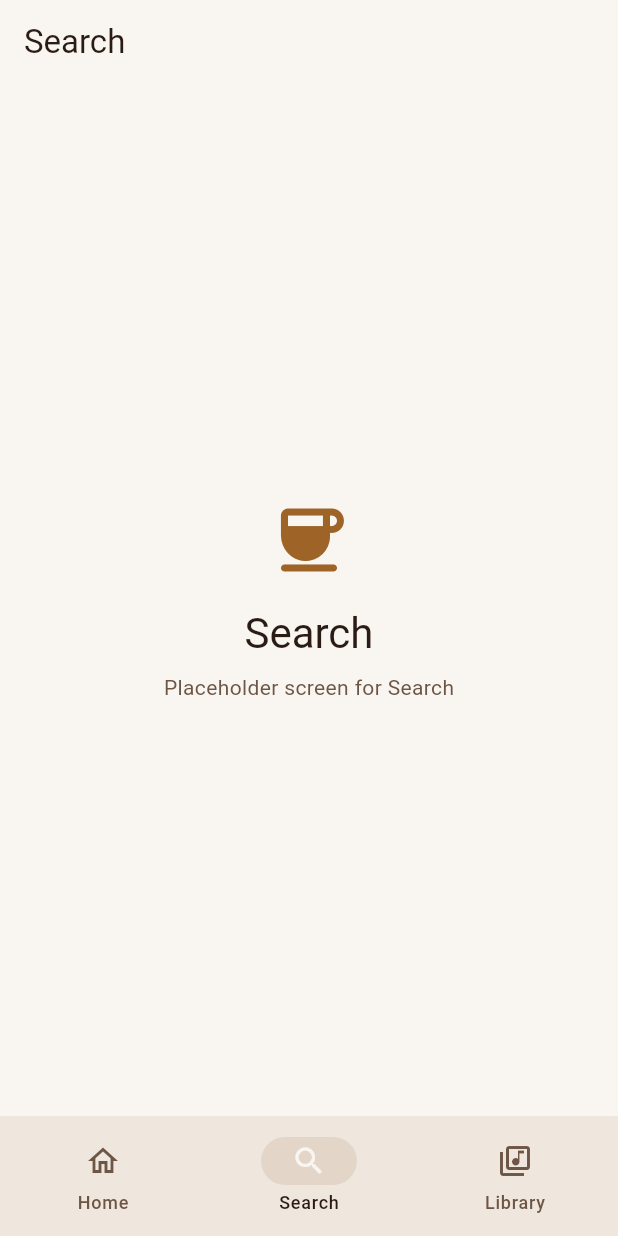
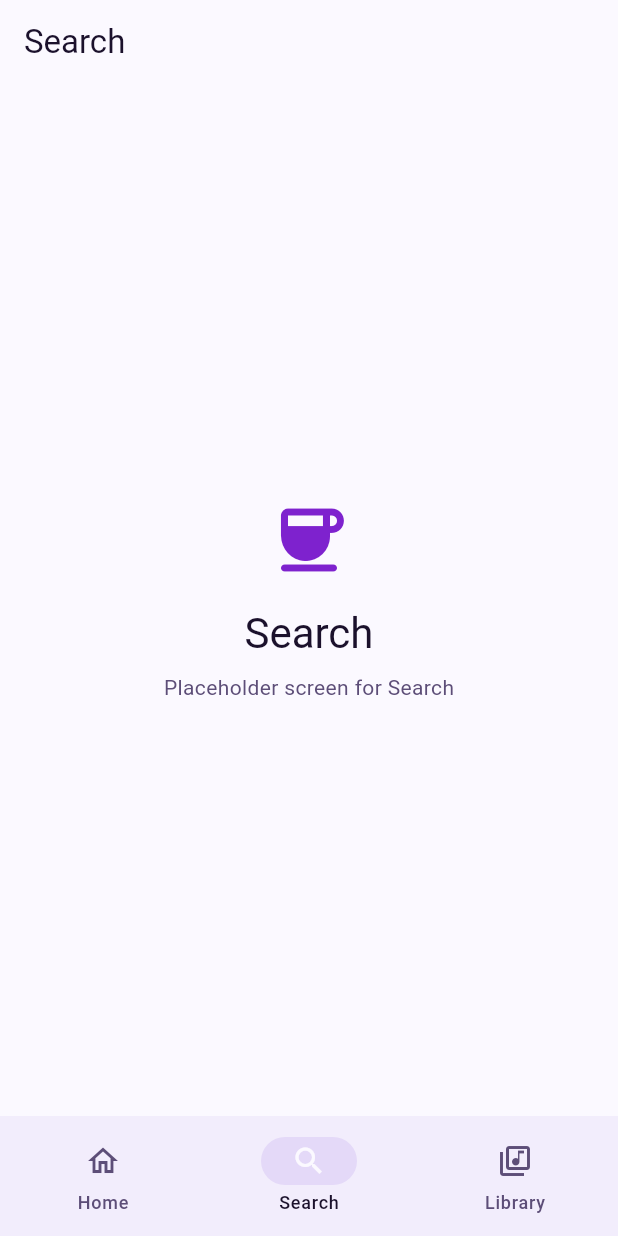
Before and after one commit to SaisreenathV/Mocha, a Flutter app: the screen it shows after launch, item 2 of the bottom bar chosen, on a phone screen of 412 x 824 dp. Run offline on Flutter 3.47's test engine with Material 3 defaults, Android fonts, the phone set to English and light mode, and no system bars; our stand-ins replace audio_service, drift, file_picker, flutter_riverpod, go_router, permission_handler; missing offline and left inert: audio_metadata_reader, audio_session, desktop_drop, flutter_soloud, tray_manager, window_manager; accounts and stored records are empty; generated files the repository leaves out were written again.

Commit message:
feat: switch UI theme to black/purple, fix close-to-tray default, and bundle app icons
Replace the coffee-brown color palette with an obsidian-black background and
neon-purple accents throughout both dark and light themes. The brown palette
no longer matched the user's visual preference for the app.

Default closeToTray to false so clicking the window's X button fully quits the
process instead of silently hiding it in the background. Users were confused
when the app stayed running invisibly and a second launch spawned a duplicate
instance (now also fixed via single-instance D-Bus activation in a prior commit).

Add bundled tray icon assets (mocha.png, mocha_tray.png) under assets/icons/
and register the directory in pubspec.yaml so the system tray indicator renders
correctly when close-to-tray is re-enabled.

```diff
--- a/lib/core/theme/mocha_theme.dart
+++ b/lib/core/theme/mocha_theme.dart
@@ -1,25 +1,25 @@
 import 'package:flutter/material.dart';
 
 class MochaTheme {
-  // Espresso (Dark) Palette
-  static const Color espressoBackground = Color(0xFF1B120D);
-  static const Color espressoSurface = Color(0xFF2A1B14);
-  static const Color espressoSurfaceHigh = Color(0xFF3B271C);
-  static const Color espressoOutline = Color(0xFF5A3B2A);
-  static const Color espressoAccent = Color(0xFFC98B4B);
-  static const Color espressoAccentBright = Color(0xFFE0A35F);
-  static const Color espressoText = Color(0xFFF3E5D0);
-  static const Color espressoTextSecondary = Color(0xFFD9BFA0);
+  // Obsidian Purple (Dark) Palette
+  static const Color espressoBackground = Color(0xFF090610);
+  static const Color espressoSurface = Color(0xFF150F24);
+  static const Color espressoSurfaceHigh = Color(0xFF241A3D);
+  static const Color espressoOutline = Color(0xFF483570);
+  static const Color espressoAccent = Color(0xFFA855F7);
+  static const Color espressoAccentBright = Color(0xFFC084FC);
+  static const Color espressoText = Color(0xFFF6F4FE);
+  static const Color espressoTextSecondary = Color(0xFFB5A4D8);
 
-  // Latte (Light) Palette
-  static const Color latteBackground = Color(0xFFF9F5F0);
-  static const Color latteSurface = Color(0xFFEFE7DD);
-  static const Color latteSurfaceHigh = Color(0xFFE3D6C8);
-  static const Color latteOutline = Color(0xFFB59D8B);
-  static const Color latteAccent = Color(0xFF9E6327);
-  static const Color latteAccentBright = Color(0xFFC98B4B);
-  static const Color latteText = Color(0xFF2A1B14);
-  static const Color latteTextSecondary = Color(0xFF6E5647);
+  // Lavender Light Palette
+  static const Color latteBackground = Color(0xFFFBF9FF);
+  static const Color latteSurface = Color(0xFFF2EDFC);
+  static const Color latteSurfaceHigh = Color(0xFFE4D9F8);
+  static const Color latteOutline = Color(0xFFB7A4DE);
+  static const Color latteAccent = Color(0xFF7E22CE);
+  static const Color latteAccentBright = Color(0xFF9333EA);
+  static const Color latteText = Color(0xFF1B112C);
+  static const Color latteTextSecondary = Color(0xFF5D4E78);
 
   static ThemeData get espressoTheme {
     return ThemeData(
@@ -36,8 +36,15 @@ class MochaTheme {
         onSurface: espressoText,
         onSurfaceVariant: espressoTextSecondary,
         outline: espressoOutline,
+        surfaceContainer: espressoSurface,
+        surfaceContainerHigh: espressoSurfaceHigh,
+        surfaceContainerHighest: Color(0xFF332454),
         error: Color(0xFFCF6679),
         onError: Colors.black,
+      ),
+      cardTheme: const CardThemeData(
+        color: espressoSurface,
+        elevation: 0,
       ),
       appBarTheme: const AppBarTheme(
         backgroundColor: espressoBackground,
@@ -70,8 +77,15 @@ class MochaTheme {
         onSurface: latteText,
         onSurfaceVariant: latteTextSecondary,
         outline: latteOutline,
+        surfaceContainer: latteSurface,
+        surfaceContainerHigh: latteSurfaceHigh,
+        surfaceContainerHighest: Color(0xFFD6C8F2),
         error: Color(0xFFB00020),
         onError: Colors.white,
+      ),
+      cardTheme: const CardThemeData(
+        color: latteSurface,
+        elevation: 0,
       ),
       appBarTheme: const AppBarTheme(
         backgroundColor: latteBackground,
--- a/lib/platform/linux_tray_service.dart
+++ b/lib/platform/linux_tray_service.dart
@@ -7,7 +7,7 @@ import 'mocha_audio_handler.dart';
 
 class LinuxTrayService with TrayListener, WindowListener {
   final MochaAudioHandler _audioHandler;
-  bool closeToTray = true;
+  bool closeToTray = false;
   bool _initialized = false;
 
   LinuxTrayService(this._audioHandler);
--- a/pubspec.yaml
+++ b/pubspec.yaml
@@ -36,3 +36,5 @@ dev_dependencies:
 
 flutter:
   uses-material-design: true
+  assets:
+    - assets/icons/
```
Also changed, not shown: assets/icons/mocha.png (added), assets/icons/mocha_tray.png (added), 1 other file.
